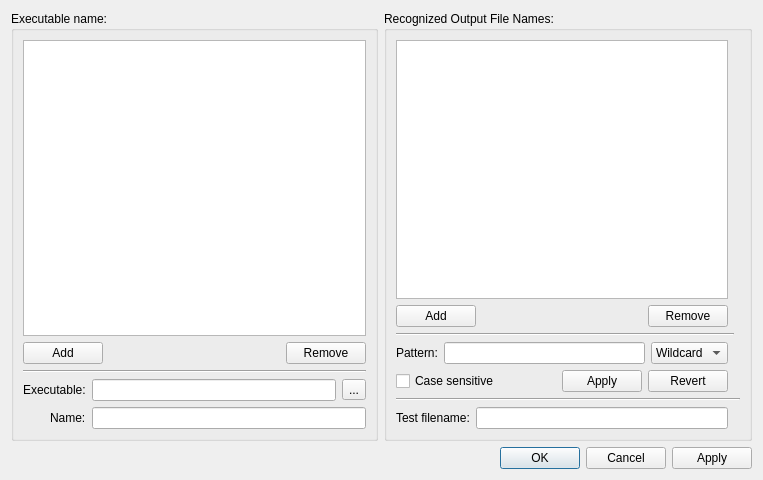
This is molequeue/ui/openwithmanagerdialog.ui in OpenChemistry/molequeue as Qt 5 draws it before an edit. The edited form follows.
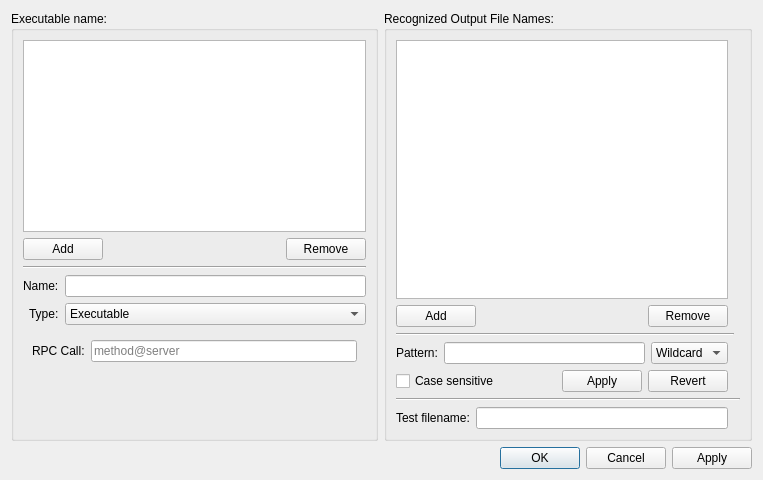
This is the edited form. The open tabs and pages were chosen to show the change.

Commit message:
Add RPC open-with handlers.
ProgrammableOpenWithActionFactory is merged into its subclass
OpenWithActionFactory, and extended to support RPC calls.

This change will reset old action factory settings.

What changed in the file:
```diff
--- a/molequeue/ui/openwithmanagerdialog.ui
+++ b/molequeue/ui/openwithmanagerdialog.ui
@@ -250,6 +250,50 @@
          <set>Qt::AlignRight|Qt::AlignTrailing|Qt::AlignVCenter</set>
         </property>
         <item row="0" column="0">
+         <widget class="QLabel" name="labelName">
+          <property name="text">
+           <string>Name:</string>
+          </property>
+         </widget>
+        </item>
+        <item row="0" column="1">
+         <widget class="QLineEdit" name="editName"/>
+        </item>
+        <item row="1" column="0">
+         <widget class="QLabel" name="labelType">
+          <property name="text">
+           <string>Type:</string>
+          </property>
+         </widget>
+        </item>
+        <item row="1" column="1">
+         <widget class="QComboBox" name="comboType">
+          <item>
+           <property name="text">
+            <string>Executable</string>
+           </property>
+          </item>
+          <item>
+           <property name="text">
+            <string>Remote Procedure Call (advanced)</string>
+           </property>
+          </item>
+         </widget>
+        </item>
+        <item row="3" column="0" colspan="2">
+         <widget class="QStackedWidget" name="stackHandler">
+          <property name="lineWidth">
+           <number>0</number>
+          </property>
+          <property name="currentIndex">
+           <number>0</number>
+          </property>
+          <widget class="QWidget" name="page">
+           <layout class="QFormLayout" name="formLayout_2">
+            <property name="fieldGrowthPolicy">
+             <enum>QFormLayout::AllNonFixedFieldsGrow</enum>
+            </property>
+            <item row="0" column="0">
          <widget class="QLabel" name="labelExec">
           <property name="sizePolicy">
            <sizepolicy hsizetype="Fixed" vsizetype="Preferred">
@@ -286,15 +330,33 @@
           </item>
          </layout>
         </item>
-        <item row="1" column="0">
-         <widget class="QLabel" name="labelName">
+           </layout>
+          </widget>
+          <widget class="QWidget" name="page_2">
+           <layout class="QFormLayout" name="formLayout_3">
+            <property name="fieldGrowthPolicy">
+             <enum>QFormLayout::AllNonFixedFieldsGrow</enum>
+            </property>
+            <item row="0" column="0">
+             <widget class="QLabel" name="labelRpc">
           <property name="text">
-           <string>Name:</string>
+               <string>RPC Call:</string>
           </property>
          </widget>
         </item>
-        <item row="1" column="1">
-         <widget class="QLineEdit" name="editName"/>
+            <item row="0" column="1">
+             <widget class="QLineEdit" name="editRpc">
+              <property name="toolTip">
+               <string>&lt;html&gt;&lt;head/&gt;&lt;body&gt;&lt;p&gt;The RPC server and method to call, specified as &amp;quot;method@server&amp;quot;.&lt;/p&gt;&lt;/body&gt;&lt;/html&gt;</string>
+              </property>
+              <property name="placeholderText">
+               <string>method@server</string>
+              </property>
+             </widget>
+            </item>
+           </layout>
+          </widget>
+         </widget>
         </item>
        </layout>
       </item>
```
Left out of the diff: 16 changed lines with no effect on the pictures. Lines whose indentation alone changed are shown as unchanged. The commit also changes 28 other files.
